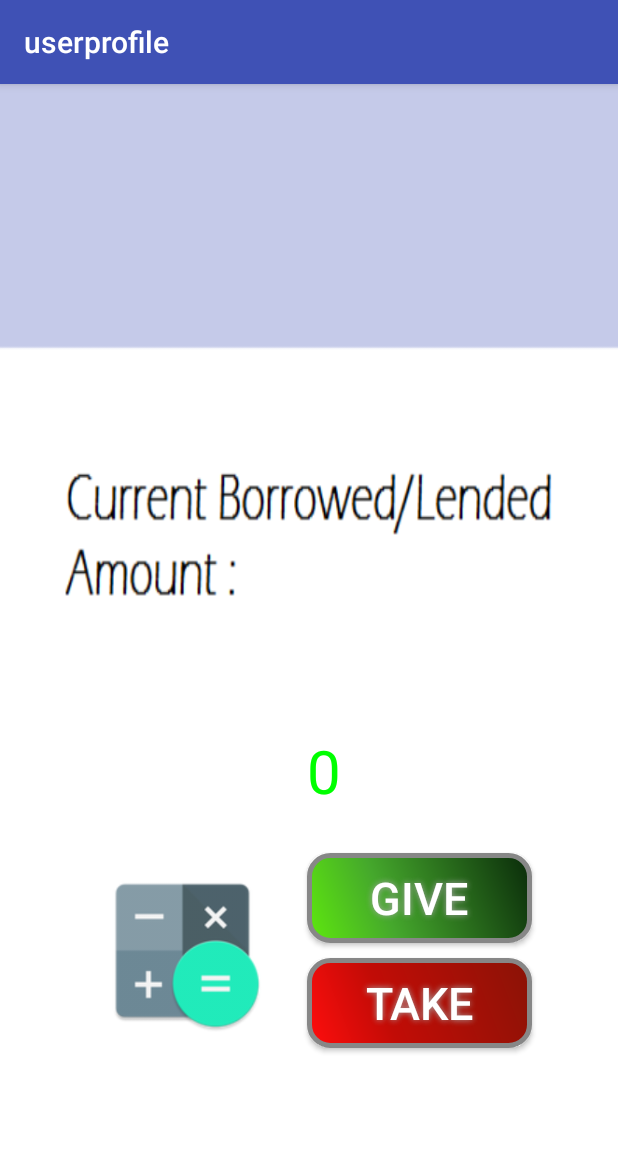
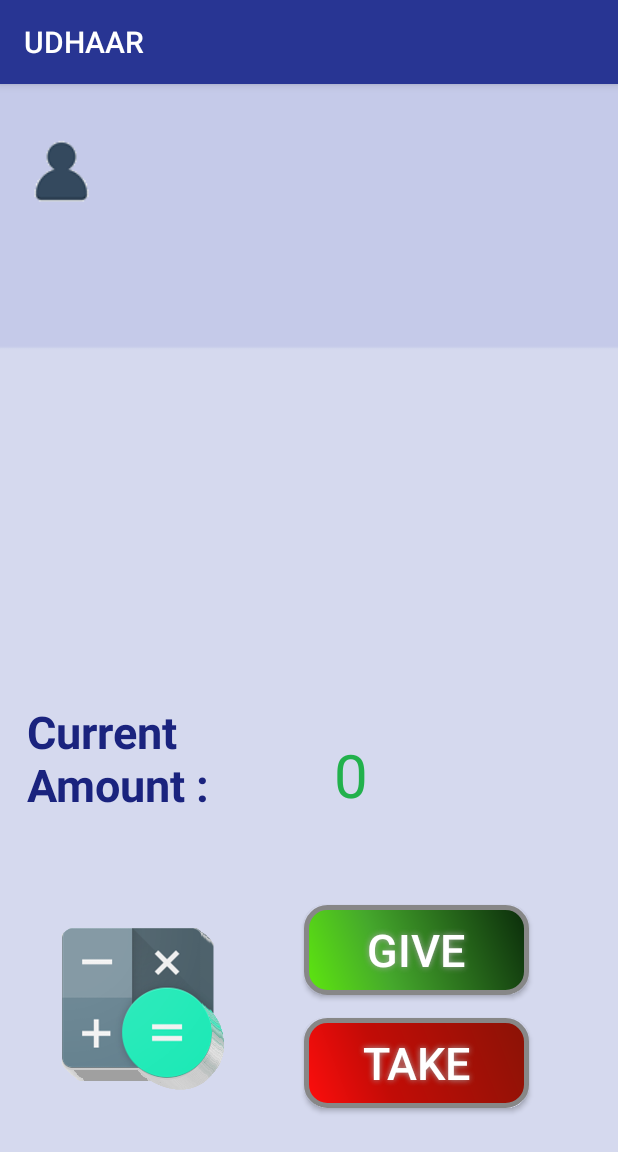
Before and after one commit to Anshul-Goyal/Udhaar, an Android app: the userprofile screen opened directly, with no data from a screen before it, on a phone screen of 412 x 824 dp. Shown: the top 1152 px of the screen. Run offline under Robolectric (Android 15) with nearby library versions, the phone set to English and light mode, and no system bars; 2 statements that could not run were skipped.

Commit message:
UI almost completed

```diff
--- a/udhaar/app/src/main/AndroidManifest.xml
+++ b/udhaar/app/src/main/AndroidManifest.xml
@@ -27,8 +27,8 @@
     <application
         android:allowBackup="true"
         android:icon="@mipmap/ic_launcher"
-        android:label="@string/app_name"
         android:supportsRtl="true"
+        android:label="UDHAAR"
         android:theme="@style/AppTheme">
         <activity
             android:name=".HomeActivity"
@@ -54,7 +54,6 @@
             android:theme="@style/AppTheme.NoActionBar" />
         <activity
             android:name=".userprofile"
-            android:label="@string/title_activity_userprofile"
             android:screenOrientation="portrait"
             android:theme="@style/AppTheme.NoActionBar" />
         <activity
--- a/udhaar/app/src/main/java/com/udhaar/udhaar/popupmoneygive.java
+++ b/udhaar/app/src/main/java/com/udhaar/udhaar/popupmoneygive.java
@@ -145,6 +145,10 @@ public class popupmoneygive extends AppCompatActivity implements AsyncResponse{
 
     }
 
+    public void cancel_give (View view){
+
+        this.finish();
+    }
 
 
 }
--- a/udhaar/app/src/main/java/com/udhaar/udhaar/popupmoneytake.java
+++ b/udhaar/app/src/main/java/com/udhaar/udhaar/popupmoneytake.java
@@ -138,5 +138,10 @@ public class popupmoneytake extends AppCompatActivity implements AsyncResponse {
 
     }
 
+    public void cancel_take (View view){
+
+        this.finish();
+    }
+
 
 }
--- a/udhaar/app/src/main/java/com/udhaar/udhaar/userprofile.java
+++ b/udhaar/app/src/main/java/com/udhaar/udhaar/userprofile.java
@@ -76,7 +76,7 @@ public class userprofile extends AppCompatActivity {
         }
         else
         {
-            t2.setTextColor(Color.GREEN);
+            t2.setTextColor(Color.rgb(34,177,76));
         }
 
         //get the image view
--- a/udhaar/app/src/main/res/layout/activity_login.xml
+++ b/udhaar/app/src/main/res/layout/activity_login.xml
@@ -53,7 +53,7 @@
             android:id="@+id/btnlogin"
 
             android:text="Submit"
-            android:textColor="#FFFFFF"
+            android:textColor="#1A237E"
             android:textSize="30sp"
 
             android:layout_width="150dp"
--- a/udhaar/app/src/main/res/layout/activity_popupmoneygive.xml
+++ b/udhaar/app/src/main/res/layout/activity_popupmoneygive.xml
@@ -5,10 +5,9 @@
     android:layout_width="match_parent"
     android:layout_height="match_parent"
     android:fitsSystemWindows="true"
-    tools:context="com.udhaar.udhaar.popupmoneygive">
+    tools:context="com.udhaar.udhaar.popupmoneygive"
+    android:background="#E8EAF6">
 
     <include layout="@layout/content_popupmoneygive" />
 
-
-
 </android.support.design.widget.CoordinatorLayout>
--- a/udhaar/app/src/main/res/layout/activity_popupmoneytake.xml
+++ b/udhaar/app/src/main/res/layout/activity_popupmoneytake.xml
@@ -5,7 +5,8 @@
     android:layout_width="match_parent"
     android:layout_height="match_parent"
     android:fitsSystemWindows="true"
-    tools:context="com.udhaar.udhaar.popupmoneytake">
+    tools:context="com.udhaar.udhaar.popupmoneytake"
+    android:background="#E8EAF6">
 
     <include layout="@layout/content_popupmoneytake" />
 
--- a/udhaar/app/src/main/res/layout/activity_userprofile.xml
+++ b/udhaar/app/src/main/res/layout/activity_userprofile.xml
@@ -16,8 +16,18 @@
             android:id="@+id/toolbar"
             android:layout_width="match_parent"
             android:layout_height="?attr/actionBarSize"
-            android:background="?attr/colorPrimary"
-            app:popupTheme="@style/AppTheme.PopupOverlay" />
+            android:background="#283593"
+            app:popupTheme="@style/AppTheme.PopupOverlay">
+            <TextView
+                android:layout_width="wrap_content"
+                android:layout_height="wrap_content"
+                android:text=""
+                android:id="@+id/toolbar_title"
+                android:textSize="25dp"
+                android:textColor="#E8EAF6"
+                android:typeface="monospace"
+                android:textStyle="bold" />
+        </android.support.v7.widget.Toolbar>
 
     </android.support.design.widget.AppBarLayout>
 
@@ -76,7 +86,11 @@
             android:shadowRadius="5"
             android:layout_above="@+id/button15"
             android:layout_alignLeft="@+id/button15"
-            android:layout_alignStart="@+id/button15" />
+            android:layout_alignStart="@+id/button15"
+            android:focusable="true"
+            android:clickable="true"
+            android:contextClickable="true"
+            android:enabled="true" />
 
         <Button
             android:id="@+id/button15"
@@ -92,28 +106,29 @@
             android:shadowDx="0"
             android:shadowDy="0"
             android:shadowRadius="5"
-            android:layout_marginBottom="125dp"
+            android:layout_marginBottom="85dp"
+            android:layout_marginRight="59dp"
+            android:layout_marginEnd="59dp"
+            android:clickable="true"
+            android:contextClickable="true"
+            android:focusable="true"
+            android:enabled="true"
             android:layout_alignParentBottom="true"
             android:layout_alignParentRight="true"
             android:layout_alignParentEnd="true"
-            android:layout_marginRight="57dp"
-            android:layout_marginEnd="57dp"
-            android:layout_marginTop="10dp" />
+            android:layout_marginTop="15dp" />
 
         <TextView
             android:layout_width="fill_parent"
             android:layout_height="wrap_content"
             android:id="@+id/textname"
+            android:layout_marginTop="90dp"
+            android:textSize="35dp"
+            android:textColor="#1A237E"
             android:layout_alignParentTop="true"
-            android:layout_alignParentLeft="true"
-            android:layout_alignParentStart="true"
-            android:layout_marginLeft="43dp"
-            android:layout_marginStart="43dp"
-            android:layout_marginTop="80dp"
-            android:layout_alignRight="@+id/button14"
-            android:layout_alignEnd="@+id/button14"
-            android:textSize="40dp"
-            android:textColor="#090909" />
+            android:layout_alignRight="@+id/textmoney"
+            android:layout_alignEnd="@+id/textmoney"
+            android:layout_marginLeft="80dp" />
 
         <TextView
             android:layout_width="wrap_content"
@@ -122,28 +137,49 @@
             android:layout_above="@+id/button14"
             android:layout_alignRight="@+id/button14"
             android:layout_alignEnd="@+id/button14"
-            android:layout_marginBottom="28dp"
+            android:layout_marginBottom="60dp"
+            android:textSize="40dp"
             android:layout_alignLeft="@+id/button14"
             android:layout_alignStart="@+id/button14"
-            android:textSize="40dp" />
+            android:layout_marginLeft="20dp" />
 
         <ImageView
             android:layout_width="wrap_content"
             android:layout_height="wrap_content"
             android:id="@+id/imageView"
             android:onClick="opencalc"
-            android:src="@drawable/rsz_calc"
-            android:layout_alignLeft="@+id/textname"
-            android:layout_alignStart="@+id/textname"
+            android:src="@drawable/calc1"
             android:layout_alignTop="@+id/button14"
             android:layout_alignBottom="@+id/button15"
             android:layout_toLeftOf="@+id/button14"
+            android:layout_marginTop="10dp"
+            android:layout_marginRight="30dp"
+            android:layout_marginBottom="10dp"
+            android:layout_alignLeft="@+id/textView"
+            android:layout_alignStart="@+id/textView" />
+
+        <TextView
+            android:layout_width="wrap_content"
+            android:layout_height="wrap_content"
+            android:text="Current Amount :"
+            android:id="@+id/textView"
+            android:textSize="30dp"
+            android:textStyle="bold"
+            android:textColor="#1A237E"
+            android:layout_alignBottom="@+id/textmoney"
+            android:layout_toLeftOf="@+id/button14"
             android:layout_toStartOf="@+id/button14"
-            android:layout_marginLeft="5dp"
-            android:layout_marginTop="10dp"
-            android:layout_marginRight="10dp"
-            android:layout_marginBottom="10dp"
-             />
+            android:layout_marginLeft="18dp" />
+
+        <ImageView
+            android:layout_width="wrap_content"
+            android:layout_height="wrap_content"
+            android:id="@+id/imageView2"
+            android:layout_alignBottom="@+id/textname"
+            android:layout_alignLeft="@+id/textView"
+            android:layout_alignStart="@+id/textView"
+            android:layout_alignTop="@+id/textname"
+            android:src="@drawable/user"/>
 
 
         <!--<ImageButton-->
--- a/udhaar/app/src/main/res/values/colors.xml
+++ b/udhaar/app/src/main/res/values/colors.xml
@@ -1,6 +1,9 @@
 <?xml version="1.0" encoding="utf-8"?>
 <resources>
-    <color name="colorPrimary">#3F51B5</color>
-    <color name="colorPrimaryDark">#303F9F</color>
-    <color name="colorAccent">#FF4081</color>
+    <color name="colorPrimary">#283593</color>
+    <color name="colorPrimaryDark">#283593</color>
+    <color name="colorAccent">#000000</color>
+    <drawable name="list_normal">#3F51B5</drawable>
+    <drawable name="list_active">#3F51B5</drawable>
+    <drawable name="list_pressed">#3F51B5</drawable>
 </resources>
```
Also changed, not shown: udhaar/app/src/main/res/drawable/listview_selector.xml (added, +9 -0 lines), udhaar/app/src/main/res/layout/activity_listview.xml (+3 -4 lines), udhaar/app/src/main/res/layout/content_popupmoneygive.xml (+11 -4 lines), udhaar/app/src/main/res/layout/content_popupmoneytake.xml (+11 -4 lines), udhaar/app/src/main/res/layout/content_userhome.xml (+23 -16 lines), udhaar/app/src/main/res/drawable/calc.png, udhaar/app/src/main/res/drawable/calc1.png (added), udhaar/app/src/main/res/drawable/newbckgrnd_userprofile.png, udhaar/app/src/main/res/drawable/user.png (added).
